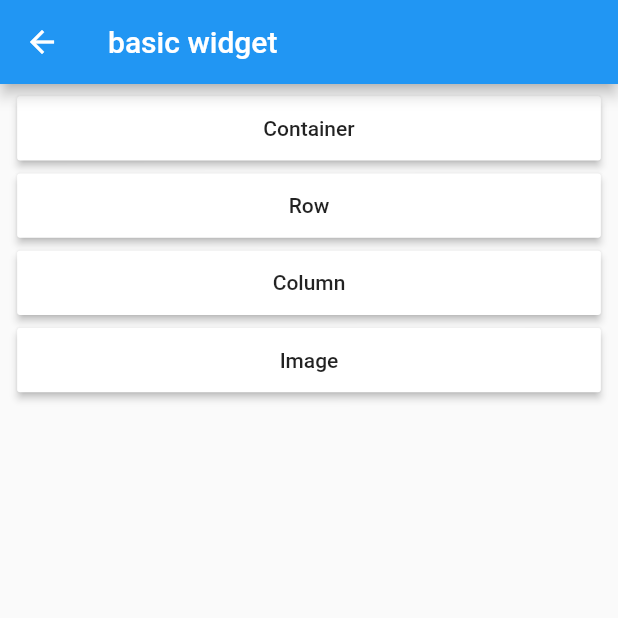
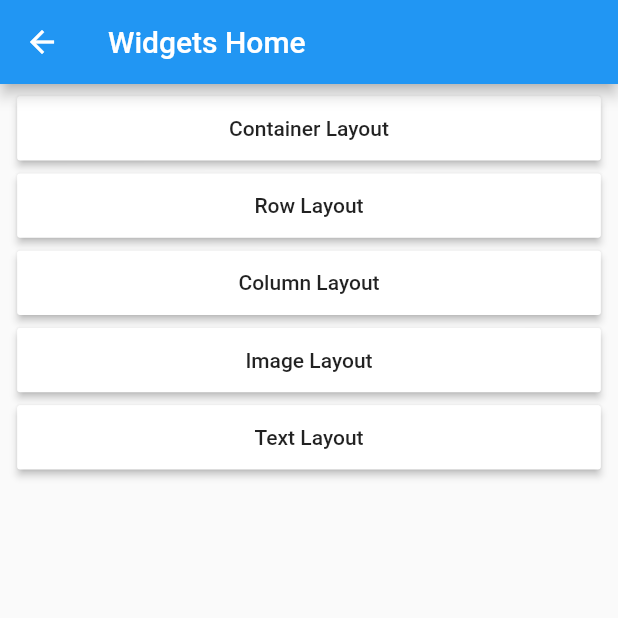
Before and after one commit to llmb/flutter_demo, a Flutter app: the BasicWidgetPage screen opened directly, on a phone screen of 412 x 824 dp, the top half of it. Run offline on Flutter 3.47's test engine with Material 2 defaults, Android fonts, the phone set to English and light mode, and no system bars; our stand-ins replace fluttertoast.

Commit message:
Text DemoPage完成

```diff
--- a/lib/common/constant/RouteConst.dart
+++ b/lib/common/constant/RouteConst.dart
@@ -15,3 +15,6 @@ const String route_column_page = "/route_column_page";
 
 /// 路由到基础组件中Image详情
 const String route_image_page = "/route_image_page";
+
+/// 路由到基础组件中Text详情
+const String route_text_page = "/route_text_page";
--- a/lib/common/localization/strings.dart
+++ b/lib/common/localization/strings.dart
@@ -15,23 +15,25 @@ class Strings {
     //英文文本
     'en': {
       'app name': 'Flutter Demo',
-      'home page': 'Home',
-      'basic widget': 'basic widget',
-      'container': 'Container',
-      'row': 'Row',
-      'column': 'Column',
-      'image': 'Image',
+      'home page': 'App Home',
+      'widget home': 'Widgets Home',
+      'container layout': 'Container Layout',
+      'row layout': 'Row Layout',
+      'column layout': 'Column Layout',
+      'image layout': 'Image Layout',
+      'text layout': 'Text Layout',
     },
 
     //中文文本
     'zh': {
       'app name': 'Flutter Demo',
-      'home page': '首页',
-      'basic widget': '基础组件',
-      'container': 'Container',
-      'row': '行布局',
-      'column': '列布局',
-      'image': '图片布局',
+      'home page': 'App首页',
+      'widget home': '组件首页',
+      'container layout': 'Container布局',
+      'row layout': '行布局',
+      'column layout': '列布局',
+      'image layout': '图片布局',
+      'text layout': '文本布局',
     }
   };
 
@@ -39,14 +41,16 @@ class Strings {
 
   String get homePage => _localizedValues[locale.languageCode]['home page'];
 
-  String get basicWidget =>
-      _localizedValues[locale.languageCode]['basic widget'];
+  String get widgetHome =>
+      _localizedValues[locale.languageCode]['widget home'];
 
-  String get container => _localizedValues[locale.languageCode]['container'];
+  String get containerLayout => _localizedValues[locale.languageCode]['container layout'];
 
-  String get row => _localizedValues[locale.languageCode]['row'];
+  String get rowLayout => _localizedValues[locale.languageCode]['row layout'];
 
-  String get column => _localizedValues[locale.languageCode]['column'];
+  String get columnLayout => _localizedValues[locale.languageCode]['column layout'];
 
-  String get image => _localizedValues[locale.languageCode]['image'];
+  String get imageLayout => _localizedValues[locale.languageCode]['image layout'];
+
+  String get textLayout => _localizedValues[locale.languageCode]['text layout'];
 }
--- a/lib/common/util/navigator_utils.dart
+++ b/lib/common/util/navigator_utils.dart
@@ -5,15 +5,16 @@ import 'package:flutter/material.dart';
 import '../constant/RouteConst.dart';
 
 // page
-import '../../page/base_widget_page.dart';
-import '../../page/basic_widget/container.dart';
-import '../../page/basic_widget/row_page.dart';
-import '../../page/basic_widget/column_page.dart';
-import '../../page/basic_widget/image_page.dart';
+import '../../page/widget_home_page.dart';
+import '../../page/widget/container.dart';
+import '../../page/widget/row_page.dart';
+import '../../page/widget/column_page.dart';
+import '../../page/widget/image_page.dart';
+import '../../page/widget/text_page.dart';
 
 /// 路由工具类
 class NavigatorUtils {
-  /// 基础组件
+  /// 组件HomePage
   static goBasicWidgetPage(BuildContext context) {
     Navigator.of(context).push(MaterialPageRoute(
         builder: (_) => BasicWidgetPage(),
@@ -47,4 +48,11 @@ class NavigatorUtils {
         builder: (_) => new ImagePage(),
         settings: RouteSettings(name: route_image_page)));
   }
+
+  /// Text详情页
+  static goTextPage(BuildContext context) {
+    Navigator.of(context).push(MaterialPageRoute(
+        builder: (_) => new TextPage(),
+        settings: RouteSettings(name: route_text_page)));
+  }
 }
--- a/lib/page/home_page.dart
+++ b/lib/page/home_page.dart
@@ -31,7 +31,7 @@ class _HomePageState extends State<HomePage> {
           mainAxisAlignment: MainAxisAlignment.start,
           children: <Widget>[
             ButtonItem(
-              title: Strings.of(context).basicWidget,
+              title: Strings.of(context).widgetHome,
               onClick: () {
                 NavigatorUtils.goBasicWidgetPage(context);
               },
--- a/lib/page/basic_widget/column_page.dart
+++ b/lib/page/widget/column_page.dart
@@ -15,7 +15,7 @@ class _ColumnPageState extends State<ColumnPage> {
   @override
   Widget build(BuildContext context) {
     return new Scaffold(
-      appBar: new AppBar(title: new Text(Strings.of(context).column)),
+      appBar: new AppBar(title: new Text(Strings.of(context).columnLayout)),
       body: new Center(
         child: new Container(
           color: Colors.green.shade800,
--- a/lib/page/basic_widget/container.dart
+++ b/lib/page/widget/container.dart
@@ -4,7 +4,7 @@ import 'dart:math' as math;
 // flutter
 import 'package:flutter/material.dart';
 
-//公用类
+// 公用类
 import '../../common/util/screen_utils.dart';
 import '../../common/localization/strings.dart';
 
@@ -21,7 +21,7 @@ class _ContainerPageState extends State<ContainerPage> {
   Widget build(BuildContext context) {
     return Scaffold(
       appBar: AppBar(
-        title: Text(Strings.of(context).container),
+        title: Text(Strings.of(context).containerLayout),
       ),
       body: Center(
         //heightFactor和widthFactor如果不指定，则它会尽可能大，
--- a/lib/page/basic_widget/image_page.dart
+++ b/lib/page/widget/image_page.dart
@@ -91,7 +91,7 @@ class _ImagePageState extends State<ImagePage> {
   Widget build(BuildContext context) {
     return Scaffold(
       appBar: AppBar(
-        title: Text(Strings.of(context).image),
+        title: Text(Strings.of(context).imageLayout),
       ),
       body: new Center(
         child: ListView(
--- a/lib/page/basic_widget/row_page.dart
+++ b/lib/page/widget/row_page.dart
@@ -18,7 +18,7 @@ class _RowPageState extends State<RowPage> {
   Widget build(BuildContext context) {
     return Scaffold(
       appBar: AppBar(
-        title: Text(Strings.of(context).row),
+        title: Text(Strings.of(context).rowLayout),
       ),
       body: Center(
 
--- a/lib/page/base_widget_page.dart
+++ b/lib/page/widget_home_page.dart
@@ -9,7 +9,7 @@ import '../common/localization/strings.dart';
 // widget
 import '../widget/button_item.dart';
 
-/// 跳转到相关基础组件DemoPage
+/// 跳转到相关组件HomePage
 class BasicWidgetPage extends StatefulWidget {
   BasicWidgetPage({Key key}) : super(key: key);
 
@@ -22,7 +22,7 @@ class _BasicWidgetPageState extends State<BasicWidgetPage> {
   Widget build(BuildContext context) {
     return Scaffold(
       appBar: AppBar(
-        title: Text(Strings.of(context).basicWidget),
+        title: Text(Strings.of(context).widgetHome),
       ),
       body: Padding(
         padding: EdgeInsets.all(ScreenUtil.scaleWidth(10)),
@@ -30,27 +30,33 @@ class _BasicWidgetPageState extends State<BasicWidgetPage> {
           scrollDirection: Axis.vertical,
           children: <Widget>[
             ButtonItem(
-              title: Strings.of(context).container,
+              title: Strings.of(context).containerLayout,
               onClick: () {
                 NavigatorUtils.goContainerPage(context);
               },
             ),
             ButtonItem(
-              title: Strings.of(context).row,
+              title: Strings.of(context).rowLayout,
               onClick: () {
                 NavigatorUtils.goRowPage(context);
               },
             ),
             ButtonItem(
-              title: Strings.of(context).column,
+              title: Strings.of(context).columnLayout,
               onClick: () {
                 NavigatorUtils.goColumnPage(context);
               },
             ),
             ButtonItem(
-              title: Strings.of(context).image,
+              title: Strings.of(context).imageLayout,
               onClick: () {
                 NavigatorUtils.goImagePage(context);
+              },
+            ),
+            ButtonItem(
+              title: Strings.of(context).textLayout,
+              onClick: () {
+                NavigatorUtils.goTextPage(context);
               },
             )
           ],
--- a/pubspec.yaml
+++ b/pubspec.yaml
@@ -19,6 +19,7 @@ dependencies:
   # The following adds the Cupertino Icons font to your application.
   # Use with the CupertinoIcons class for iOS style icons.
   cupertino_icons: ^0.1.2
+  fluttertoast: ^2.1.0
 
   flutter_localizations:
       sdk: flutter
```
Also changed, not shown: lib/page/widget/text_page.dart (added, +159 -0 lines).
